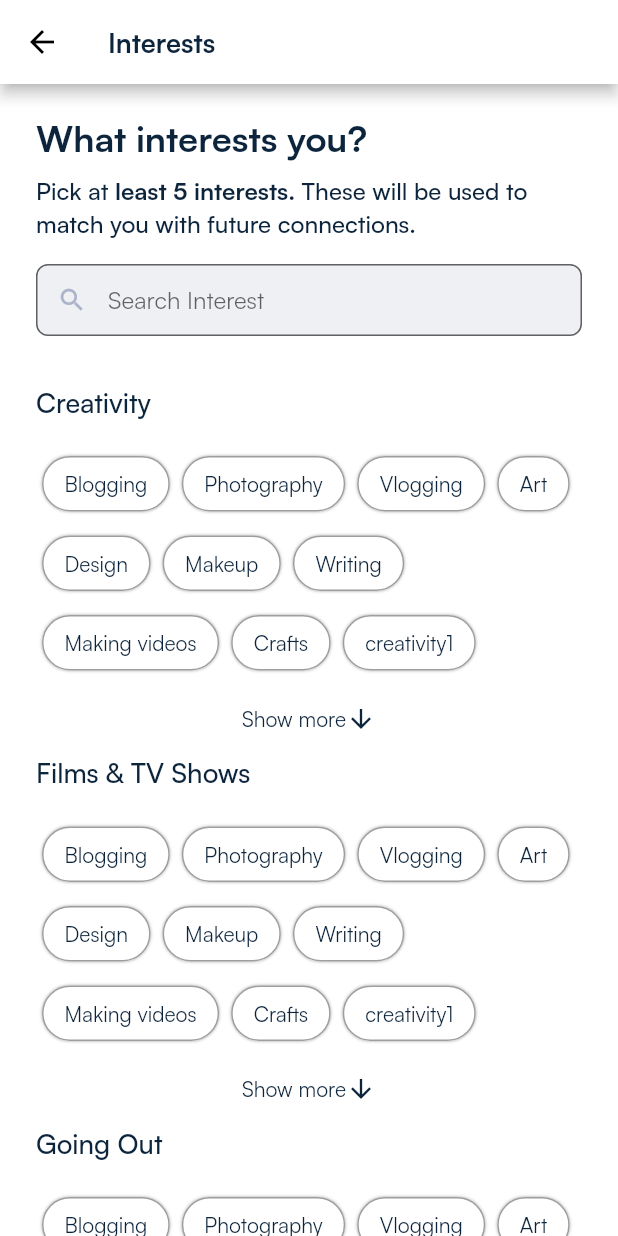
After one commit to Priyanshu-Singhz/letsconnectnewui, a Flutter app: the EditProfile screen opened directly, scrolled down 467 dp, after a tap on the "add" icon, on a phone screen of 412 x 824 dp. The commit adds this screen. Run offline on Flutter 3.47's test engine with Material 2 defaults, Android fonts, the phone set to English and light mode, and no system bars; our stand-ins replace get, percent_indicator; missing offline and left inert: grouped_buttons_ns.

Commit message:
lloking for and interesrt screen + some changes

```diff
--- /dev/null
+++ b/lib/screens/home/editinterest.dart
@@ -0,0 +1,304 @@
+// ignore_for_file: public_member_api_docs, sort_constructors_first
+import 'package:flutter/material.dart';
+import 'package:get/get.dart';
+import 'package:letsconnectnewui/common/constants/colors.dart';
+
+import 'package:letsconnectnewui/common/constants/text_style.dart';
+import 'package:letsconnectnewui/common/widgets/custom_button.dart';
+import 'package:letsconnectnewui/screens/createaccount/interest_view.dart';
+import 'package:letsconnectnewui/screens/createaccount/welcomepage.dart';
+
+class EditInterest extends StatefulWidget {
+  const EditInterest({Key? key}) : super(key: key);
+
+  @override
+  State<EditInterest> createState() => _EditInterestState();
+}
+
+class _EditInterestState extends State<EditInterest> {
+  List<String> creativityList = [
+    'Blogging',
+    'Photography',
+    'Vlogging',
+    'Art',
+    'Design',
+    'Makeup',
+    'Writing',
+    'Making videos',
+    'Crafts',
+    'creativity1',
+    'creativity2',
+    'creativity3',
+    'creativity4',
+    'creativity5',
+    'creativity6',
+    'creativity7',
+    'creativity8',
+  ];
+
+  List<String> selectedCreativityList = [];
+
+  @override
+  Widget build(BuildContext context) {
+    return Scaffold(
+      appBar: AppBar(
+        leading: const BackButton(
+          color: Colors.black,
+        ),
+        backgroundColor: Colors.white,
+        title: Text(
+          "Interests",
+          style: MyTextStyle.smallheaderTheme,
+        ),
+      ),
+      body: SafeArea(
+        child: Padding(
+          padding: const EdgeInsets.symmetric(horizontal: 24),
+          child: SingleChildScrollView(
+            child: SizedBox(
+              width: Get.width,
+              child: Column(
+                crossAxisAlignment: CrossAxisAlignment.start,
+                children: [
+                  SizedBox(
+                    height: 20,
+                  ),
+                  Header(),
+                  SizedBox(
+                    height: 16,
+                  ),
+                  SearchBar(),
+                  SizedBox(
+                    height: 32,
+                  ),
+                  InterestContainer(
+                    heading: 'Creativity',
+                    options: creativityList,
+                    selectedList: selectedCreativityList,
+                  ),
+                  InterestContainer(
+                    heading: 'Films & TV Shows',
+                    options: creativityList,
+                    selectedList: [],
+                  ),
+                  InterestContainer(
+                    heading: 'Going Out',
+                    options: creativityList,
+                    selectedList: [],
+                  ),
+                  InterestContainer(
+                    heading: 'Music',
+                    options: creativityList,
+                    selectedList: [],
+                  ),
+                  InterestContainer(
+                    heading: 'Staying In',
+                    options: creativityList,
+                    selectedList: [],
+                  ),
+                  InterestContainer(
+                    heading: 'Wellbeing',
+                    options: creativityList,
+                    selectedList: [],
+                  ),
+                  SizedBox(
+                    height: 16,
+                  ),
+                  CustomButton(
+                      label: 'Next',
+                      onTap: () {
+                        Get.back();
+                      }),
+                  SizedBox(
+                    height: 20,
+                  ),
+                ],
+              ),
+            ),
+          ),
+        ),
+      ),
+    );
+  }
+}
+
+class SearchBar extends StatelessWidget {
+  const SearchBar({super.key});
+
+  @override
+  Widget build(BuildContext context) {
+    return TextFormField(
+      decoration: InputDecoration(
+        prefixIcon: Icon(
+          Icons.search,
+          color: Color(0xffABB4C9),
+          size: 20,
+        ),
+        contentPadding: EdgeInsets.symmetric(vertical: 10, horizontal: 10),
+        hintText: 'Search Interest',
+        filled: true,
+        fillColor: Color(0xffABB4C9).withOpacity(0.2),
+        border: OutlineInputBorder(
+          borderRadius: BorderRadius.circular(8),
+          borderSide: BorderSide(
+            color: Color(0xffABB4C9),
+          ),
+        ),
+      ),
+    );
+  }
+}
+
+class Header extends StatelessWidget {
+  const Header({super.key});
+
+  @override
+  Widget build(BuildContext context) {
+    return Column(
+      crossAxisAlignment: CrossAxisAlignment.start,
+      children: [
+        Text(
+          'What interests you?',
+          style: MyTextStyle.headerTheme,
+        ),
+        SizedBox(
+          height: 8,
+        ),
+        Text.rich(
+          TextSpan(
+            text: 'Pick at ',
+            style: MyTextStyle.mediumTheme,
+            children: [
+              TextSpan(
+                text: 'least 5 interests. ',
+                style: MyTextStyle.mediumTheme.copyWith(
+                  fontWeight: FontWeight.bold,
+                ),
+                children: [
+                  TextSpan(
+                    text:
+                        'These will be used to match you with future connections.',
+                    style: MyTextStyle.mediumTheme,
+                  )
+                ],
+              ),
+            ],
+          ),
+        ),
+      ],
+    );
+  }
+}
+
+class InterestContainer extends StatefulWidget {
+  final String heading;
+  final List<String> options;
+  final List<String> selectedList;
+
+  const InterestContainer({
+    Key? key,
+    required this.heading,
+    required this.options,
+    required this.selectedList,
+  }) : super(key: key);
+
+  @override
+  State<InterestContainer> createState() => _InterestContainerState();
+}
+
+class _InterestContainerState extends State<InterestContainer> {
+  bool isshowMore = false;
+
+  @override
+  Widget build(BuildContext context) {
+    return Column(
+      crossAxisAlignment: CrossAxisAlignment.start,
+      children: [
+        Text(
+          widget.heading,
+          style: MyTextStyle.mediumTheme.copyWith(
+            fontSize: 18,
+          ),
+        ),
+        SizedBox(
+          height: 16,
+        ),
+        Wrap(
+          children:
+              List.generate(isshowMore ? widget.options.length : 10, (index) {
+            bool isSelected =
+                widget.selectedList.contains(widget.options[index]);
+            return InkWell(
+              onTap: () {
+                if (isSelected) {
+                  widget.selectedList.remove(widget.options[index]);
+                } else {
+                  widget.selectedList.add(widget.options[index]);
+                }
+
+                setState(() {});
+              },
+              child: Container(
+                padding: EdgeInsets.symmetric(horizontal: 14, vertical: 8),
+                margin: EdgeInsets.symmetric(horizontal: 4, vertical: 8),
+                child: Text(
+                  widget.options[index],
+                  style: MyTextStyle.regularTheme.copyWith(
+                    color: isSelected ? Colors.white : null,
+                  ),
+                ),
+                decoration: BoxDecoration(
+                  boxShadow: [
+                    BoxShadow(
+                      color: Colors.grey,
+                      blurRadius: 1.0,
+                      spreadRadius: 0.0,
+                    ),
+                    BoxShadow(
+                      color: Colors.white,
+                      offset: const Offset(0.0, 0.0),
+                      blurRadius: 0.0,
+                      spreadRadius: 0.0,
+                    ),
+                  ],
+                  gradient: isSelected ? AppColors.primaryGradient : null,
+                  borderRadius: BorderRadius.circular(32),
+                  border: isSelected
+                      ? null
+                      : Border.all(
+                          color: Colors.grey,
+                        ),
+                ),
+              ),
+            );
+          }),
+        ),
+        Row(
+          mainAxisAlignment: MainAxisAlignment.center,
+          children: [
+            TextButton(
+              onPressed: () {
+                setState(() {
+                  isshowMore = !isshowMore;
+                });
+              },
+              child: Row(
+                children: [
+                  Text(
+                    isshowMore ? 'Show less' : 'Show more',
+                    style: MyTextStyle.regularTheme,
+                  ),
+                  Icon(
+                    isshowMore ? Icons.arrow_upward : Icons.arrow_downward,
+                    color: AppColors.fontColor,
+                    size: 20,
+                  ),
+                ],
+              ),
+            ),
+          ],
+        )
+      ],
+    );
+  }
+}
--- a/lib/screens/home/editprofile.dart
+++ b/lib/screens/home/editprofile.dart
@@ -1,5 +1,8 @@
 import 'package:flutter/material.dart';
+import 'package:get/get.dart';
 import 'package:letsconnectnewui/common/constants/text_style.dart';
+import 'package:letsconnectnewui/screens/home/editinterest.dart';
+import 'package:letsconnectnewui/screens/home/editlookingfor.dart';
 
 class EditProfile extends StatelessWidget {
   const EditProfile({Key? key}) : super(key: key);
@@ -159,15 +162,95 @@ class EditProfile extends StatelessWidget {
                 height: 24,
               ),
               CustomLabel(label: "Name"),
-              Customfield(hinttext: ""),
+              Customfield(hinttext: "Eg: Cody Fisher"),
+              SizedBox(
+                height: 40,
+              ),
+              CustomLabel(label: "Bio"),
+              TextField(
+                keyboardType: TextInputType.multiline,
+                maxLines: 4,
+                decoration: InputDecoration(
+                  hintText: "Please tell us more more about your experience",
+                ),
+              ),
+              SizedBox(
+                height: 5,
+              ),
+              Row(
+                children: [Spacer(), Text("0/500")],
+              ),
+              SizedBox(
+                height: 16,
+              ),
+              CustomLabel(label: "Interests"),
+              SizedBox(
+                height: 8,
+              ),
+              Row(
+                children: [
+                  InkWell(
+                    onTap: () {
+                      Get.to(EditInterest());
+                    },
+                    child: Container(
+                      decoration: BoxDecoration(
+                          color: Color(0xffEFF3F6),
+                          borderRadius: BorderRadius.circular(15)),
+                      height: 32,
+                      width: 48,
+                      child: Icon(Icons.add),
+                    ),
+                  ),
+                ],
+              ),
+              SizedBox(
+                height: 16,
+              ),
+              CustomLabel(label: "Looking for"),
+              SizedBox(
+                height: 8,
+              ),
+              Row(
+                children: [
+                  InkWell(
+                    onTap: () {
+                      Get.to(EditLookingfor());
+                    },
+                    child: Container(
+                      decoration: BoxDecoration(
+                          color: Color(0xffEFF3F6),
+                          borderRadius: BorderRadius.circular(15)),
+                      height: 32,
+                      width: 48,
+                      child: Icon(Icons.add),
+                    ),
+                  ),
+                ],
+              ),
+              SizedBox(
+                height: 16,
+              ),
               CustomLabel(label: "Living In"),
               Customfield(hinttext: "Eg: New York"),
+              SizedBox(
+                height: 24,
+              ),
               CustomLabel(label: "Education"),
               Customfield(hinttext: "Eg: Bachelor of Engineering, Harvard"),
+              SizedBox(
+                height: 24,
+              ),
               CustomLabel(label: "Job Title & Company"),
               Customfield(hinttext: "Eg: Product Designer, Google"),
+              SizedBox(
+                height: 24,
+              ),
               CustomLabel(label: "Industry"),
               Customfield(hinttext: "Eg: Tech"),
+              SizedBox(
+                height: 24,
+              ),
               CustomLabel(label: "Total Work Experience"),
               Customfield(hinttext: "Eg: 5 Years & 4 Months"),
             ],
--- a/lib/screens/home/home.dart
+++ b/lib/screens/home/home.dart
@@ -1,4 +1,5 @@
 import 'package:flutter/material.dart';
+import 'package:letsconnectnewui/screens/home/chathome.dart';
 import 'package:letsconnectnewui/screens/home/moods.dart';
 import 'package:letsconnectnewui/screens/home/notifications.dart';
 import 'package:letsconnectnewui/screens/home/profile.dart';
@@ -16,7 +17,7 @@ class _HomePageState extends State<HomePage> {
   final pages = [
     const Page2(),
     Moods(),
-    const Page4(),
+    ChatHome(),
     Notifications(),
     ProfileScreen(),
   ];
```
Also changed, not shown: lib/screens/home/chathome.dart (added, +24 -0 lines), lib/screens/home/editlookingfor.dart (added, +277 -0 lines).
